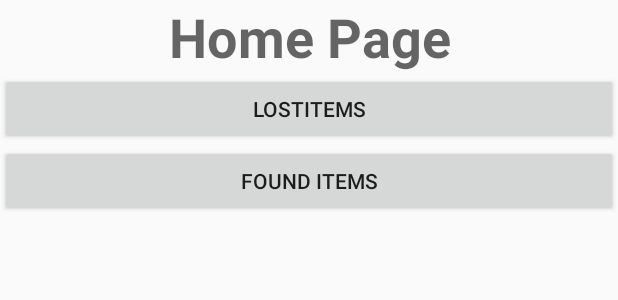
After one commit to andrew-ho/cs2340-teamAndrew, an Android app: the layout activity_home_page.xml on its own in the app's theme, with its tools: preview values and no code run, on a phone screen of 412 x 824 dp. The commit adds this screen. Shown: the top 300 px of the screen. Run offline under Robolectric (Android 15) with nearby library versions, the phone set to English and light mode, and no system bars.

```diff
--- a/cs2340-teamAndrew/WheresMyStuff/app/build.gradle
+++ b/cs2340-teamAndrew/WheresMyStuff/app/build.gradle
@@ -24,17 +24,18 @@ dependencies {
     androidTestCompile('com.android.support.test.espresso:espresso-core:2.2.2', {
         exclude group: 'com.android.support', module: 'support-annotations'
     })
+    //compile 'com.firebase:firebase-client-android:2.5.2'
     compile 'com.android.support:appcompat-v7:25.3.1'
     compile 'com.android.support:design:25.3.1'
     compile 'com.android.support.constraint:constraint-layout:1.0.2'
     compile 'com.google.firebase:firebase-auth:11.0.1'
     compile 'com.google.firebase:firebase-database:11.0.1'
     compile 'com.google.firebase:firebase-core:11.0.1'
-    //compile 'com.firebase:firebase-client-android:2.5.2'
     testCompile 'junit:junit:4.12'
 }
 
 
 
 
+
 apply plugin: 'com.google.gms.google-services'
--- a/cs2340-teamAndrew/WheresMyStuff/app/src/main/AndroidManifest.xml
+++ b/cs2340-teamAndrew/WheresMyStuff/app/src/main/AndroidManifest.xml
@@ -30,7 +30,11 @@
             android:theme="@style/AppTheme.NoActionBar" />
         <activity
             android:name="controller.AddItemActivity"
-            android:label="@string/title_activity_add_item"></activity>
+            android:label="@string/title_activity_add_item" />
+        <activity
+            android:name="controller.HomePageActivity"
+            android:label="@string/title_activity_home_page"
+            android:theme="@style/AppTheme.NoActionBar"></activity>
     </application>
 
 </manifest>
--- /dev/null
+++ b/cs2340-teamAndrew/WheresMyStuff/app/src/main/res/layout/activity_home_page.xml
@@ -0,0 +1,27 @@
+<?xml version="1.0" encoding="utf-8"?>
+<LinearLayout xmlns:android="http://schemas.android.com/apk/res/android"
+    android:orientation="vertical" android:layout_width="match_parent"
+    android:layout_height="match_parent">
+
+    <TextView
+        android:id="@+id/Homepage"
+        android:layout_width="match_parent"
+        android:layout_height="wrap_content"
+        android:text="Home Page"
+        android:textAlignment="center"
+        android:textAppearance="@style/TextAppearance.AppCompat.Display1"
+        android:textSize="36sp"
+        android:textStyle="bold" />
+
+    <Button
+        android:id="@+id/LostItems"
+        android:layout_width="match_parent"
+        android:layout_height="wrap_content"
+        android:text="LostItems" />
+
+    <Button
+        android:id="@+id/FoundItems"
+        android:layout_width="match_parent"
+        android:layout_height="wrap_content"
+        android:text="Found Items" />
+</LinearLayout>
--- a/cs2340-teamAndrew/WheresMyStuff/app/src/main/res/values/strings.xml
+++ b/cs2340-teamAndrew/WheresMyStuff/app/src/main/res/values/strings.xml
@@ -22,7 +22,8 @@
     <string name="title_activity_lost_items">LostItems</string>
     <string name="title_activity_add_item">Add a Item</string>
     <string name="item_name_field">Name of Item</string>
-    <string name="item_description_field" >Description of Item</string>
-    <string name="list_item_button" >List Item as Missing</string>
+    <string name="item_description_field">Description of Item</string>
+    <string name="list_item_button">List Item as Missing</string>
     <string name="cancel_item_list">Cancel</string>
+    <string name="title_activity_home_page">HomePageActivity</string>
 </resources>
```
Also changed, not shown: cs2340-teamAndrew/WheresMyStuff/app/src/main/java/controller/FoundItemsActivity.java (added, +167 -0 lines), cs2340-teamAndrew/WheresMyStuff/app/src/main/java/controller/HomePageActivity.java (added, +41 -0 lines), cs2340-teamAndrew/WheresMyStuff/app/src/main/java/controller/LoginScreenActivity.java (+11 -19 lines), cs2340-teamAndrew/WheresMyStuff/app/src/main/res/layout/activity_found_items.xml (added, +89 -0 lines).
